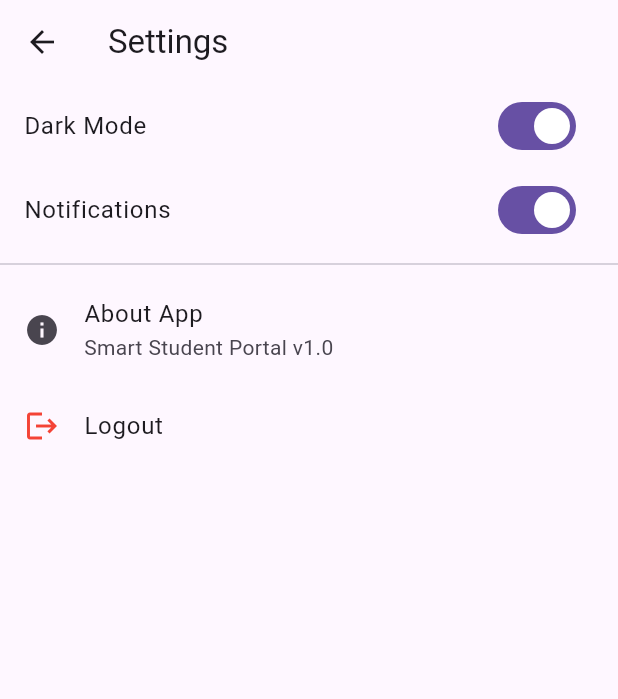
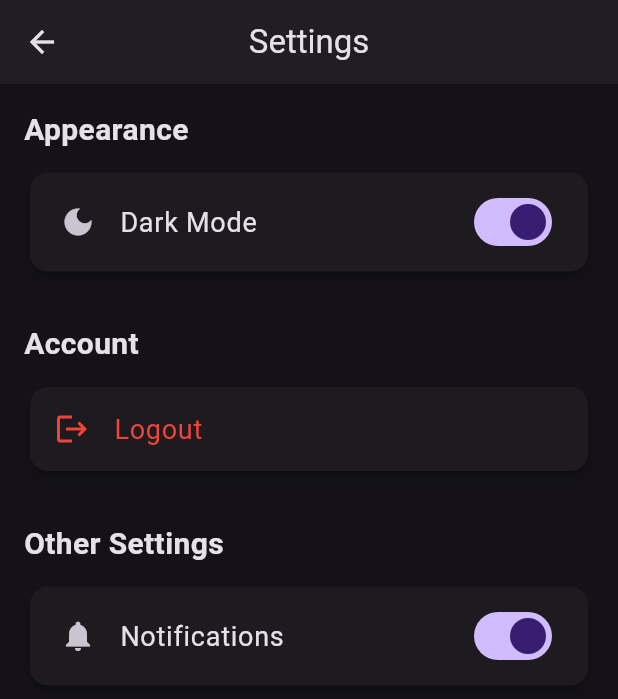
Before and after one commit to CM-Kali/Smart-Student-Portal-App, a Flutter app: the SettingsPage screen opened by its route, after a tap on "Dark Mode", on a phone screen of 412 x 824 dp. Shown: the top 699 px of the screen. Run offline on Flutter 3.47's test engine with Material 3 defaults, Android fonts, the phone set to English and light mode, and no system bars; our stand-ins replace file_picker, get.

Commit message:
Dark mode added in settings

```diff
--- /dev/null
+++ b/lib/app/controllers/settings_controller.dart
@@ -0,0 +1,15 @@
+import 'package:get/get.dart';
+import 'package:flutter/material.dart';
+
+class SettingsController extends GetxController {
+  var isDarkMode = false.obs;
+
+  void toggleTheme() {
+    isDarkMode.value = !isDarkMode.value;
+
+    // Change app theme dynamically
+    Get.changeThemeMode(
+      isDarkMode.value ? ThemeMode.dark : ThemeMode.light,
+    );
+  }
+}
--- a/lib/app/pages/settings/settings_page.dart
+++ b/lib/app/pages/settings/settings_page.dart
@@ -1,65 +1,116 @@
 import 'package:flutter/material.dart';
 import 'package:get/get.dart';
-import '../../routes/app_routes.dart';
+import '../../controllers/settings_controller.dart';
 
-class SettingsPage extends StatefulWidget {
-  const SettingsPage({super.key});
+class SettingsPage extends StatelessWidget {
+  SettingsPage({super.key});
 
-  @override
-  State<SettingsPage> createState() => _SettingsPageState();
-}
-
-class _SettingsPageState extends State<SettingsPage> {
-  bool darkMode = false;
-  bool notifications = true;
+  final SettingsController controller = Get.put(SettingsController());
 
   @override
   Widget build(BuildContext context) {
     return Scaffold(
-      appBar: AppBar(title: const Text("Settings")),
-      body: ListView(
+      appBar: AppBar(
+        title: const Text("Settings"),
+        centerTitle: true,
+        elevation: 2,
+      ),
+      body: Obx(
+            () => SingleChildScrollView(
+          padding: const EdgeInsets.all(16),
+          child: Column(
+            crossAxisAlignment: CrossAxisAlignment.start,
             children: [
-          SwitchListTile(
-            title: const Text("Dark Mode"),
-            value: darkMode,
-            onChanged: (val) {
-              setState(() {
-                darkMode = val;
-              });
+              const Text(
+                "Appearance",
+                style: TextStyle(
+                  fontSize: 20,
+                  fontWeight: FontWeight.bold,
+                ),
+              ),
+              const SizedBox(height: 10),
+
+              // Dark Mode Card
+              Card(
+                elevation: 3,
+                shape: RoundedRectangleBorder(
+                    borderRadius: BorderRadius.circular(12)),
+                child: SwitchListTile(
+                  contentPadding: const EdgeInsets.symmetric(
+                      horizontal: 20, vertical: 5),
+                  title: const Text(
+                    "Dark Mode",
+                    style: TextStyle(fontSize: 18),
+                  ),
+                  secondary: const Icon(Icons.dark_mode),
+                  value: controller.isDarkMode.value,
+                  onChanged: (val) => controller.toggleTheme(),
+                ),
+              ),
+
+              const SizedBox(height: 30),
+              const Text(
+                "Account",
+                style: TextStyle(
+                  fontSize: 20,
+                  fontWeight: FontWeight.bold,
+                ),
+              ),
+              const SizedBox(height: 10),
+
+              // Logout Card
+              Card(
+                elevation: 3,
+                shape: RoundedRectangleBorder(
+                    borderRadius: BorderRadius.circular(12)),
+                child: ListTile(
+                  leading: const Icon(Icons.logout, color: Colors.red),
+                  title: const Text(
+                    "Logout",
+                    style: TextStyle(
+                      fontSize: 18,
+                      color: Colors.red,
+                    ),
+                  ),
+                  onTap: () {
+                    // Logout logic
+                    Get.offAllNamed('/login');
                   },
                 ),
-          SwitchListTile(
-            title: const Text("Notifications"),
-            value: notifications,
-            onChanged: (val) {
-              setState(() {
-                notifications = val;
-              });
-            },
-          ),
-          const Divider(),
-
-          ListTile(
-            leading: const Icon(Icons.info),
-            title: const Text("About App"),
-            subtitle: const Text("Smart Student Portal v1.0"),
-            onTap: () {
-              Get.defaultDialog(
-                title: "About",
-                middleText:
-                "Smart Student Portal\nDeveloped by CMADEEL\nBSCS Project",
-              );
-            },
               ),
 
-          ListTile(
-            leading: const Icon(Icons.logout, color: Colors.red),
-            title: const Text("Logout"),
-            onTap: () {
-              Get.offAllNamed(AppRoutes.login);
-            },
+              const SizedBox(height: 30),
+              const Text(
+                "Other Settings",
+                style: TextStyle(
+                  fontSize: 20,
+                  fontWeight: FontWeight.bold,
                 ),
+              ),
+              const SizedBox(height: 10),
+
+              // Example: Notification Card
+              Card(
+                elevation: 3,
+                shape: RoundedRectangleBorder(
+                    borderRadius: BorderRadius.circular(12)),
+                child: SwitchListTile(
+                  contentPadding: const EdgeInsets.symmetric(
+                      horizontal: 20, vertical: 5),
+                  title: const Text(
+                    "Notifications",
+                    style: TextStyle(fontSize: 18),
+                  ),
+                  secondary: const Icon(Icons.notifications),
+                  value: true, // dummy, you can control later
+                  onChanged: (val) {},
+                ),
+              ),
+
+              const SizedBox(height: 50), // Bottom spacing
             ],
+          ),
+        ),
       ),
     );
   }
--- a/lib/app/utils/theme.dart
+++ b/lib/app/utils/theme.dart
@@ -0,0 +1,11 @@
+import 'package:flutter/material.dart';
+
+final lightTheme = ThemeData(
+  brightness: Brightness.light,
+  primarySwatch: Colors.blue,
+);
+
+final darkTheme = ThemeData(
+  brightness: Brightness.dark,
+  primarySwatch: Colors.blue,
+);
--- a/lib/main.dart
+++ b/lib/main.dart
@@ -26,6 +26,9 @@ class MyApp extends StatelessWidget {
   Widget build(BuildContext context) {
     return GetMaterialApp(
       debugShowCheckedModeBanner: false,
+      theme: ThemeData.light(),
+      darkTheme: ThemeData.dark(),
+      themeMode: ThemeMode.light, // default
       initialRoute: AppRoutes.splash,
       getPages: [
         GetPage(name: AppRoutes.splash, page: () => SplashPage()),
```
Also changed, not shown: lib/app/binding/auth_binding.dart (deleted), lib/app/binding/home_binding.dart (deleted). Lines whose indentation alone changed are shown as unchanged.
